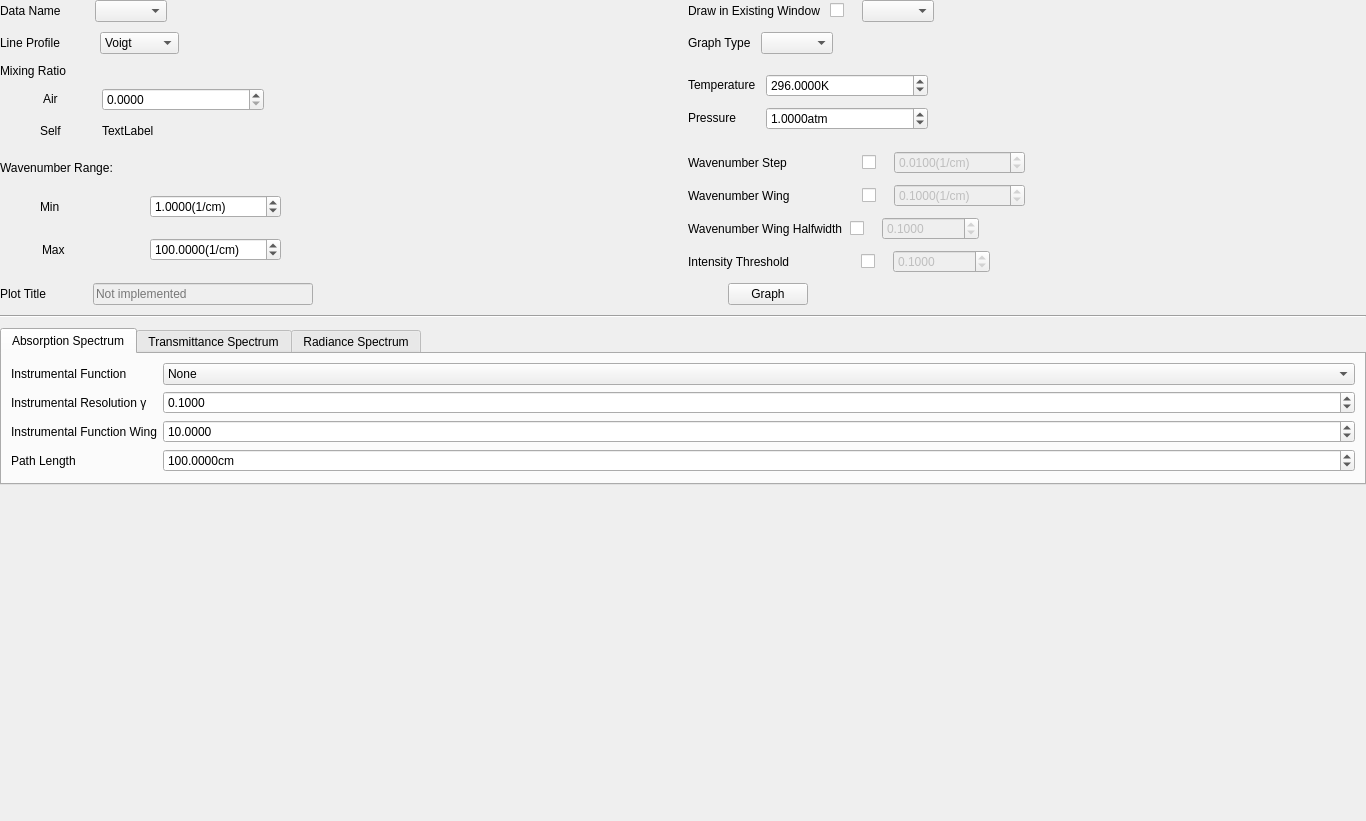
This is layouts/graphing_widget.ui in hitranonline/hapiest as Qt 5 draws it before an edit. The edited form follows.
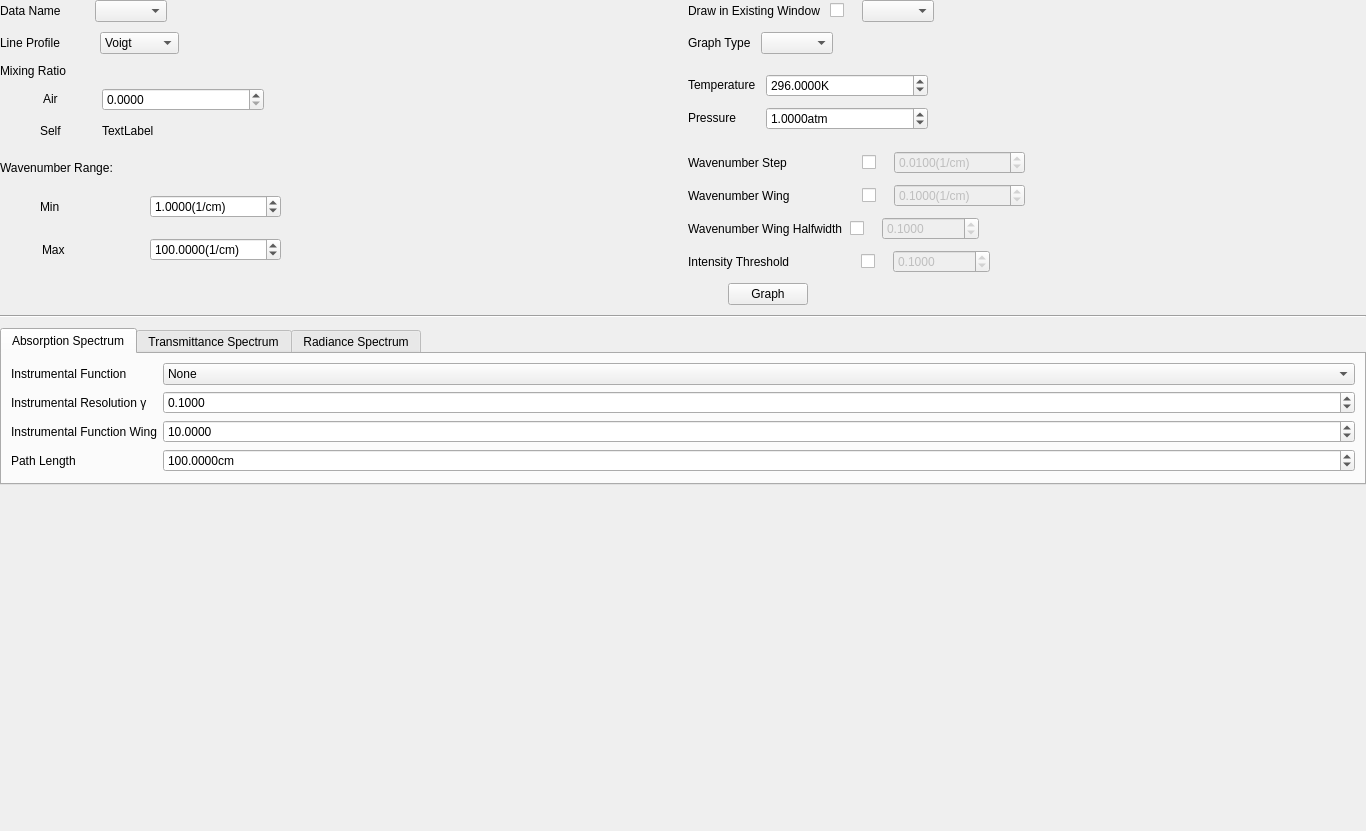
This is the edited form.

```diff
--- a/layouts/graphing_widget.ui
+++ b/layouts/graphing_widget.ui
@@ -7,7 +7,7 @@
     <x>0</x>
     <y>0</y>
     <width>1366</width>
-    <height>821</height>
+    <height>831</height>
    </rect>
   </property>
   <property name="windowTitle">
@@ -723,82 +723,6 @@
        </item>
       </layout>
      </item>
-     <item row="4" column="0">
-      <layout class="QVBoxLayout" name="plot_title_layout_2">
-       <item>
-        <layout class="QHBoxLayout" name="plot_title_layout">
-         <item>
-          <widget class="QLabel" name="label_15">
-           <property name="font">
-            <font>
-             <pointsize>9</pointsize>
-            </font>
-           </property>
-           <property name="text">
-            <string>Plot Title</string>
-           </property>
-          </widget>
-         </item>
-         <item>
-          <spacer name="horizontalSpacer_24">
-           <property name="orientation">
-            <enum>Qt::Horizontal</enum>
-           </property>
-           <property name="sizeType">
-            <enum>QSizePolicy::Fixed</enum>
-           </property>
-           <property name="sizeHint" stdset="0">
-            <size>
-             <width>37</width>
-             <height>20</height>
-            </size>
-           </property>
-          </spacer>
-         </item>
-         <item>
-          <widget class="QLineEdit" name="plot_title">
-           <property name="enabled">
-            <bool>false</bool>
-           </property>
-           <property name="sizePolicy">
-            <sizepolicy hsizetype="Fixed" vsizetype="Fixed">
-             <horstretch>0</horstretch>
-             <verstretch>0</verstretch>
-            </sizepolicy>
-           </property>
-           <property name="minimumSize">
-            <size>
-             <width>220</width>
-             <height>0</height>
-            </size>
-           </property>
-           <property name="font">
-            <font>
-             <pointsize>9</pointsize>
-            </font>
-           </property>
-           <property name="placeholderText">
-            <string>Not implemented</string>
-           </property>
-          </widget>
-         </item>
-         <item>
-          <spacer name="horizontalSpacer_7">
-           <property name="orientation">
-            <enum>Qt::Horizontal</enum>
-           </property>
-           <property name="sizeHint" stdset="0">
-            <size>
-             <width>40</width>
-             <height>20</height>
-            </size>
-           </property>
-          </spacer>
-         </item>
-        </layout>
-       </item>
-      </layout>
-     </item>
      <item row="2" column="0">
       <layout class="QGridLayout" name="mixing_ratio_layout">
        <property name="horizontalSpacing">
```
Left out of the diff: 4 changed lines with no effect on the pictures.
